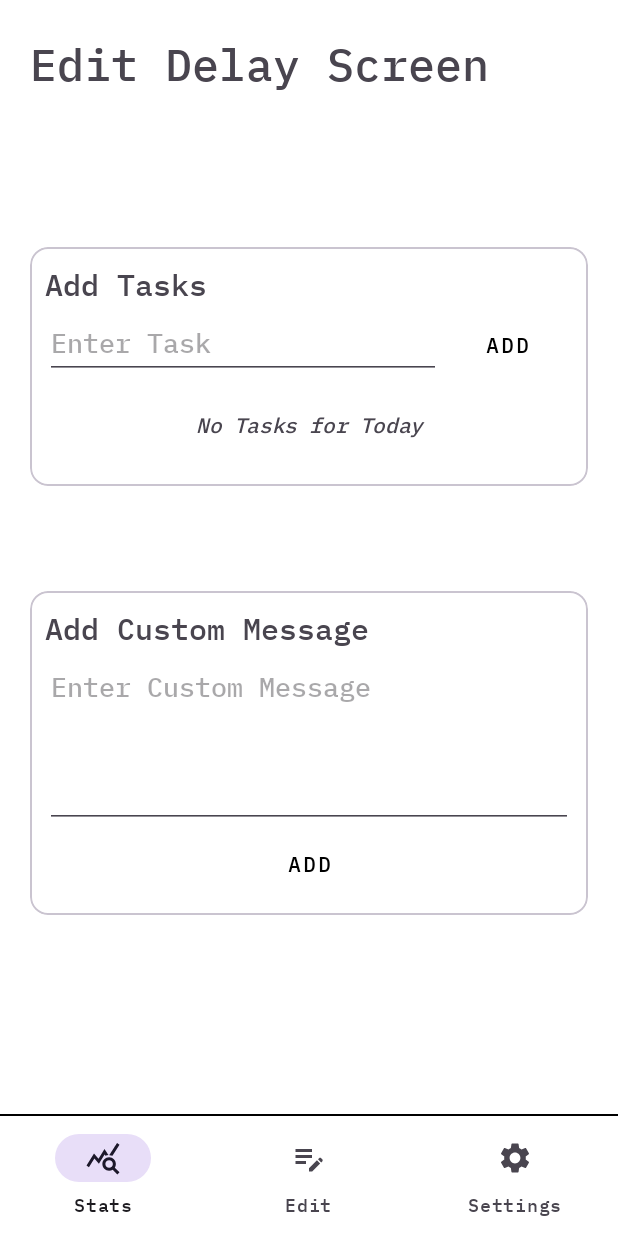
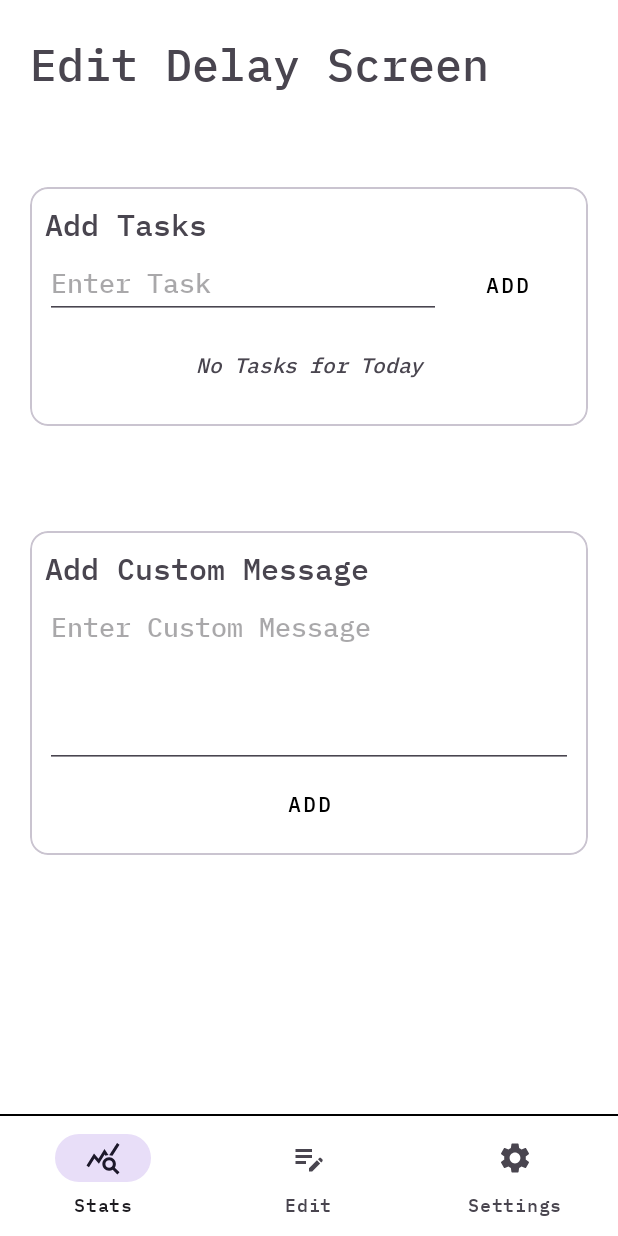
Before and after one commit to Sarthak2477/Mindful, an Android app: the fragment EditFragment placed in its activity, on a phone screen of 412 x 824 dp. Run offline under Robolectric (Android 15) with nearby library versions, the phone set to English and light mode, and no system bars; libraries missing offline, so code that uses them is left out: com.github.mikephil.charting.

Commit message:
changed splash screen background color

```diff
--- a/app/src/main/res/layout/fragment_edit.xml
+++ b/app/src/main/res/layout/fragment_edit.xml
@@ -26,7 +26,7 @@
            <com.google.android.material.card.MaterialCardView
                android:layout_width="match_parent"
                android:layout_height="wrap_content"
-               android:layout_marginTop="60dp"
+               android:layout_marginTop="20dp"
                android:backgroundTint="@color/bg">
                <LinearLayout
                    android:layout_width="match_parent"
@@ -91,6 +91,7 @@
                android:layout_width="match_parent"
                android:layout_marginTop="70dp"
                android:backgroundTint="@color/bg"
+               android:layout_marginBottom="100dp"
                android:layout_height="wrap_content">
                <LinearLayout
                    android:layout_width="match_parent"
--- a/app/src/main/res/values-night/themes.xml
+++ b/app/src/main/res/values-night/themes.xml
@@ -3,5 +3,7 @@
     <style name="Base.Theme.Mindful" parent="Theme.Material3.DayNight.NoActionBar">
         <!-- Customize your dark theme here. -->
         <!-- <item name="colorPrimary">@color/my_dark_primary</item> -->
+        <item name="android:windowBackground">@color/black</item>
+
     </style>
 </resources>
--- a/app/src/main/res/values/themes.xml
+++ b/app/src/main/res/values/themes.xml
@@ -3,6 +3,7 @@
     <style name="Base.Theme.Mindful" parent="Theme.Material3.DayNight.NoActionBar">
         <!-- Customize your light theme here. -->
         <!-- <item name="colorPrimary">@color/my_light_primary</item> -->
+        <item name="android:windowBackground">@color/white</item>
     </style>
     <style name="Theme.Mindful" parent="Base.Theme.Mindful" />
 </resources>
```
